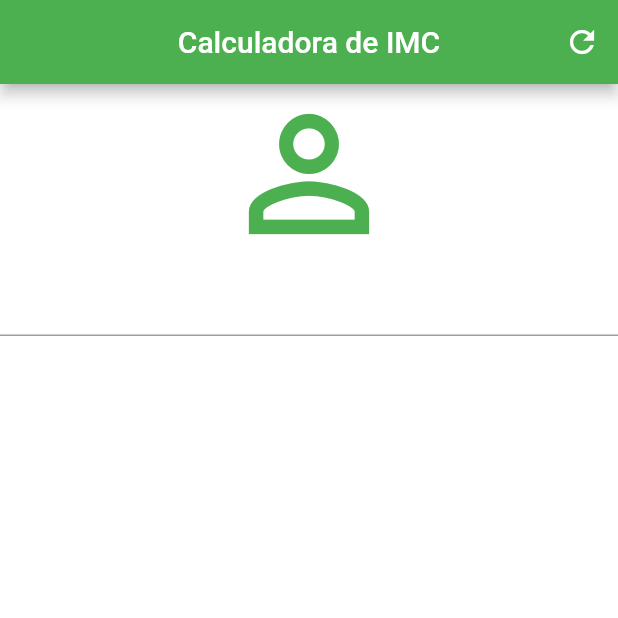
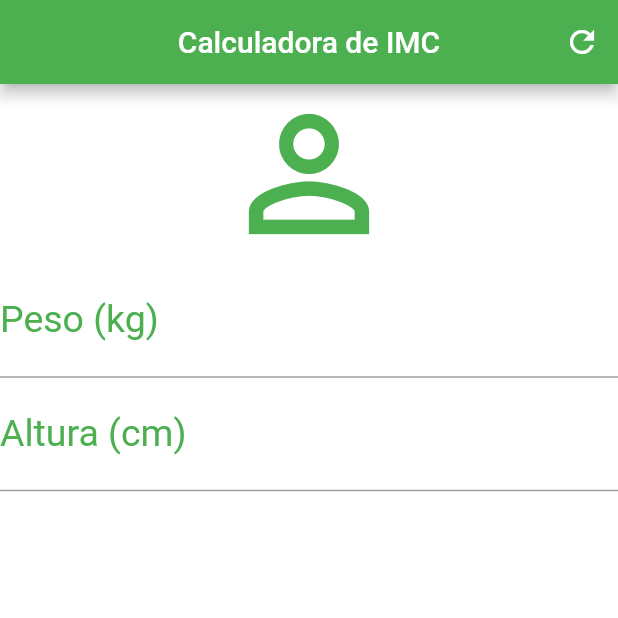
Before and after one commit to Fernando-Braulio/calculadora_imc_flutter, a Flutter app: the screen it shows after launch, on a phone screen of 412 x 824 dp, the top half of it. Run offline on Flutter 3.47's test engine with Material 2 defaults, Android fonts, the phone set to English and light mode, and no system bars.

Commit message:
created TextView

```diff
--- a/lib/main.dart
+++ b/lib/main.dart
@@ -37,7 +37,32 @@ class _HomeState extends State<Home> {
           ),
           TextField(
             keyboardType: TextInputType.number,
+            decoration: InputDecoration(
+              labelText: "Peso (kg)",
+              labelStyle: TextStyle(
+                  color: Colors.green
+              )
+            ),
+            textAlign: TextAlign.center,
+            style: TextStyle(
+                color: Colors.green,
+                fontSize: 25.0
+            ),
           ),
+          TextField(
+            keyboardType: TextInputType.number,
+            decoration: InputDecoration(
+                labelText: "Altura (cm)",
+                labelStyle: TextStyle(
+                    color: Colors.green
+                )
+            ),
+            textAlign: TextAlign.center,
+            style: TextStyle(
+                color: Colors.green,
+                fontSize: 25.0
+            ),
+          )
         ],
       ),
     );
```
